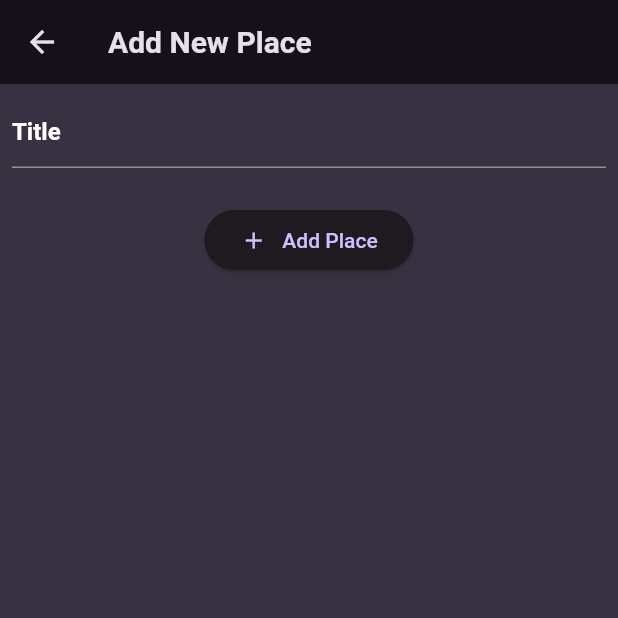
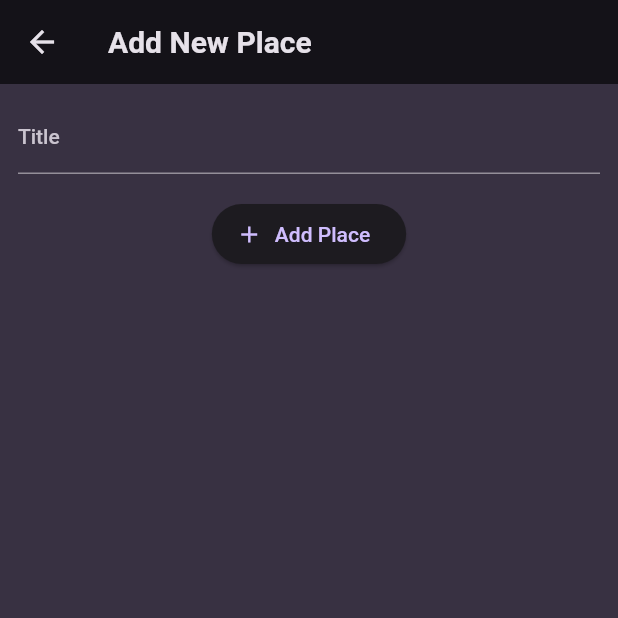
Before and after one commit to thatserfan/Favorite-Places-Flutter, a Flutter app: the AddPlaceScreen screen opened directly, on a phone screen of 412 x 824 dp, the top half of it. Run offline on Flutter 3.47's test engine with Material 2 defaults, Android fonts, the phone set to English and light mode, and no system bars; our stand-ins replace flutter_riverpod, google_fonts.

Commit message:
Make some changes in UI

```diff
--- a/lib/screens/add_place_screen.dart
+++ b/lib/screens/add_place_screen.dart
@@ -1,7 +1,20 @@
 import 'package:flutter/material.dart';
 
-class AddPlaceScreen extends StatelessWidget {
+class AddPlaceScreen extends StatefulWidget {
   const AddPlaceScreen({super.key});
+
+  @override
+  State<AddPlaceScreen> createState() => _AddPlaceScreenState();
+}
+
+class _AddPlaceScreenState extends State<AddPlaceScreen> {
+  final _titleController = TextEditingController();
+
+  @override
+  void dispose() {
+    _titleController.dispose();
+    super.dispose();
+  }
 
   @override
   Widget build(BuildContext context) {
@@ -9,30 +22,27 @@ class AddPlaceScreen extends StatelessWidget {
       appBar: AppBar(
         title: const Text('Add New Place'),
       ),
-      body: Column(
-        children: [
-          Padding(
-            padding: const EdgeInsets.all(8.0),
-            child: TextField(
-              decoration: InputDecoration(
-                hintText: 'Title',
-                hintStyle: Theme.of(context).textTheme.titleMedium,
+      body: SingleChildScrollView(
+        padding: const EdgeInsets.all(12),
+        child: Column(
+          children: [
+            TextField(
+              controller: _titleController,
+              style: TextStyle(
+                color: Theme.of(context).colorScheme.onBackground,
+              ),
+              decoration: const InputDecoration(
+                labelText: 'Title',
               ),
             ),
-          ),
-          const SizedBox(height: 16),
-          ElevatedButton(
+            const SizedBox(height: 16),
+            ElevatedButton.icon(
               onPressed: () {},
-              child: const Row(
-                mainAxisAlignment: MainAxisAlignment.center,
-                mainAxisSize: MainAxisSize.min,
-                children: [
-                  Icon(Icons.add),
-                  SizedBox(width: 10),
-                  Text('Add Place'),
-                ],
-              ))
-        ],
+              icon: const Icon(Icons.add),
+              label: const Text('Add Place'),
+            ),
+          ],
+        ),
       ),
     );
   }
```
